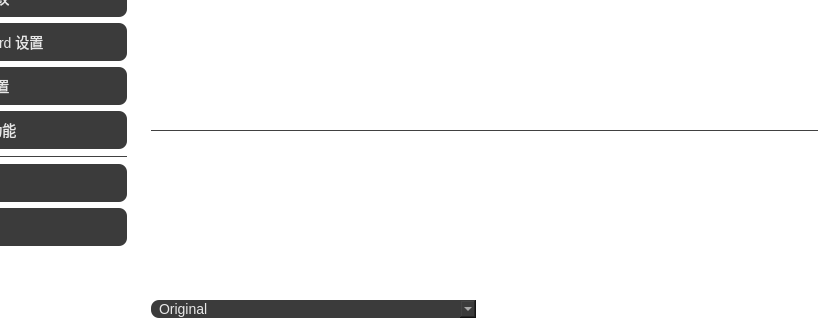
Before: the Qt Designer form qt/new.ui in 404BennettNOTFound/Nugget-iOS, drawn with Qt 5; both pictures show x 173 to 1000 and y 268 to 600 of the 1000 by 600 pixel window.
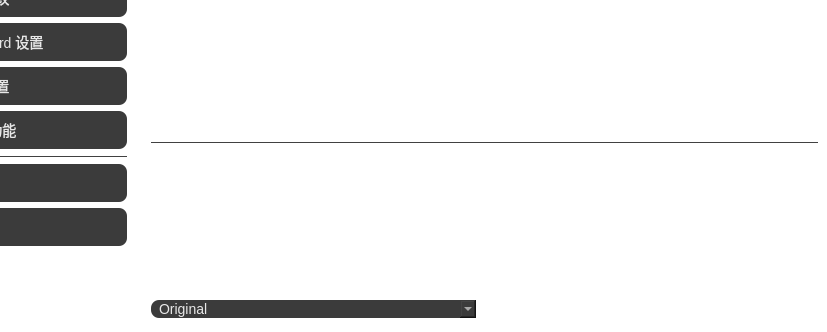
After: the same form once the commit is applied. The open tabs and pages were chosen to show the change. Icons and pictures are not drawn.

Commit message: 翻译二版

What changed in the file:
```diff
--- a/qt/new.ui
+++ b/qt/new.ui
@@ -2702,14 +2702,14 @@
                     <item>
                      <widget class="QCheckBox" name="eligFileChk">
                       <property name="text">
-                       <string>Enable Eligibility File</string>
+                       <string>启用AI资格</string>
                       </property>
                      </widget>
                     </item>
                     <item>
                      <widget class="QLabel" name="languageLbl">
                       <property name="text">
-                       <string>Language Code (not needed for English)</string>
+                       <string>地区 Code (not needed for English)</string>
                       </property>
                      </widget>
                     </item>
@@ -2750,15 +2750,12 @@
                        </size>
                       </property>
                       <property name="text">
-                       <string>In order to download the AI models, you must spoof your device model. However, this may break 
-Face ID until you revert back. 
-
-WARNING: Do not go to the Apple Intelligence menu in the Settings app after unspoofing.
-
-Entering the menu on your original device model will cause a re-download and may require a full
-restore to fix. Furthermore, if you switch between model groups, like spoofing from the iPhone 16s
-to the iPhone 15 Pro series, a re-download may also occur. 
-Please be careful!</string>
+                       <string>为了下载 AI 模型，您必须伪装设备型号。但是，这可能会导致Face ID不可用，直到您恢复伪装。
+警告： 取消伪装后，请勿转到“设置”应用程序中的 Apple Intelligence 菜单。
+进入原始设备型号上的菜单将导致重新下载，并且可能需要完整的
+restore 进行修复。此外，如果您在型号之间切换，例如 iPhone 16 的伪装
+到 iPhone 15 Pro 系列，也会重新下载。
+请小心！</string>
                       </property>
                       <property name="textFormat">
                        <enum>Qt::AutoText</enum>
```
Left out of the diff: 30 changed lines with no effect on the pictures. The commit also changes 1 other file.
